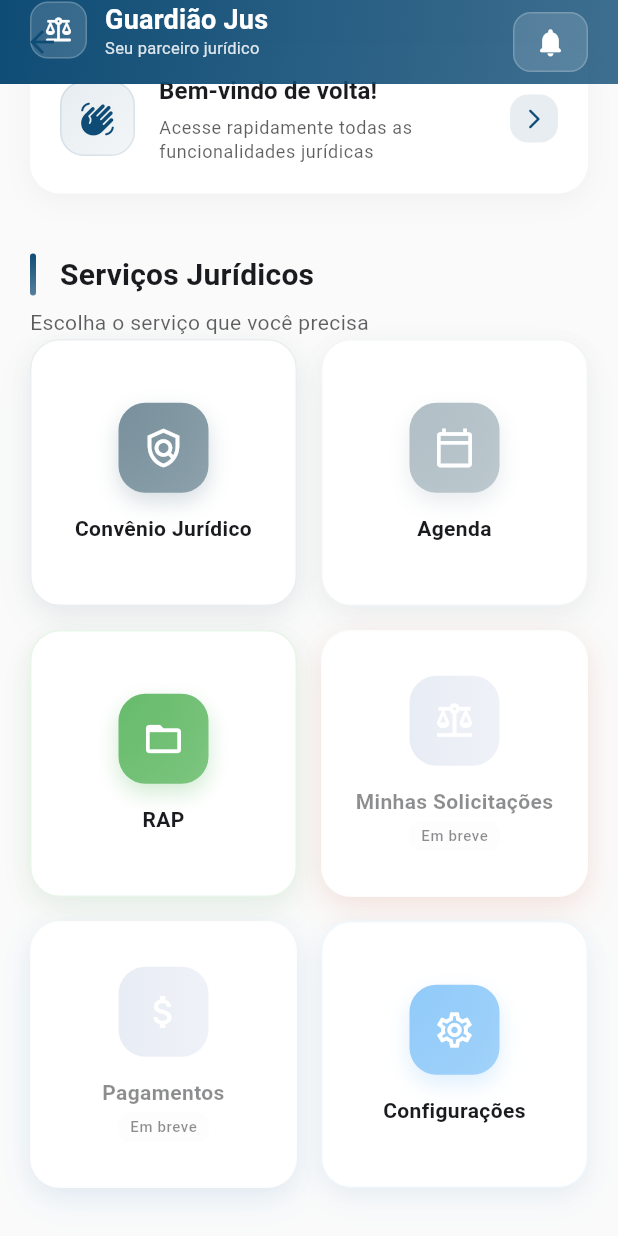
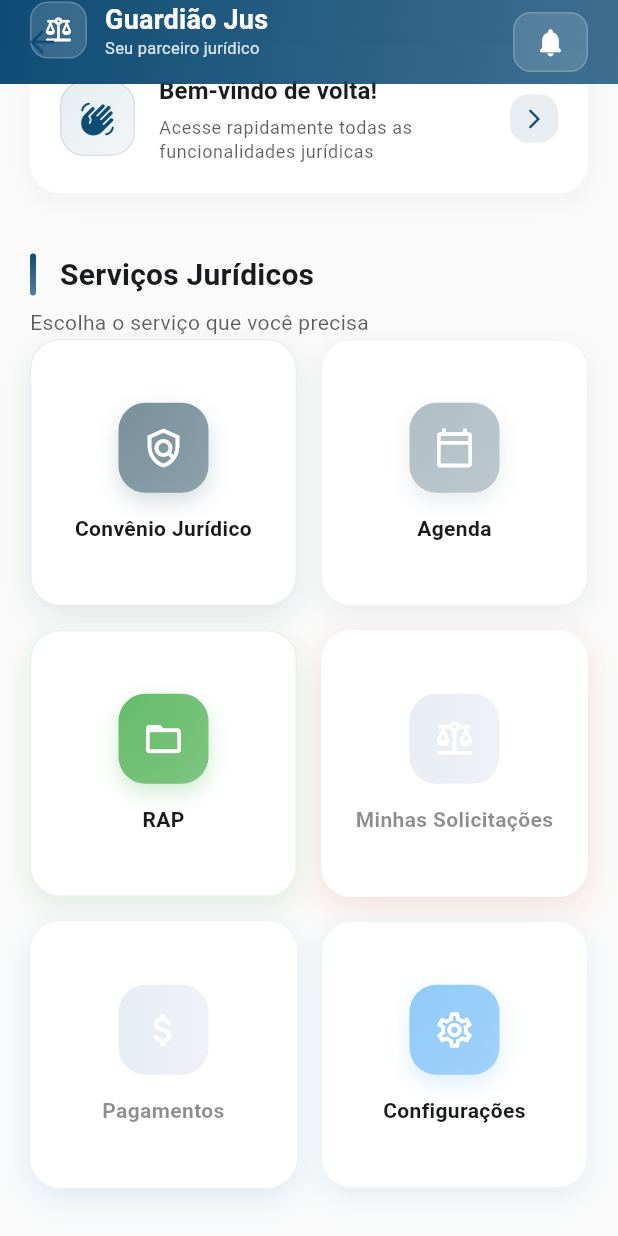
Before and after one commit to robertselddondias/guardiao-jus, a Flutter app: the HomeScreen screen opened directly, scrolled down 99 dp, on a phone screen of 412 x 824 dp. Run offline on Flutter 3.47's test engine with Material 3 defaults, Android fonts, the phone set to English and light mode, and no system bars; our stand-ins replace cached_network_image, cloud_firestore, country_code_picker, dio, file_picker, firebase_analytics and 21 more; missing offline and left inert: firebase_app_check, flutter_progressive_image, syncfusion_flutter_pdfviewer; accounts and stored records are empty; project files that could hold a hidden picture were left out.

Commit message:
processo e rap

```diff
--- a/lib/ui/home_screen.dart
+++ b/lib/ui/home_screen.dart
@@ -498,24 +498,6 @@ class HomeScreen extends StatelessWidget {
                         maxLines: 2,
                         overflow: TextOverflow.ellipsis,
                       ),
-                      if (!isEnabled) ...[
-                        const SizedBox(height: 4),
-                        Container(
-                          padding: const EdgeInsets.symmetric(horizontal: 8, vertical: 2),
-                          decoration: BoxDecoration(
-                            color: theme.colorScheme.outline.withOpacity(0.1),
-                            borderRadius: BorderRadius.circular(8),
-                          ),
-                          child: Text(
-                            'Em breve',
-                            style: theme.textTheme.bodySmall?.copyWith(
-                              color: theme.colorScheme.onSurface.withOpacity(0.5),
-                              fontSize: 10,
-                              fontWeight: FontWeight.w500,
-                            ),
-                          ),
-                        ),
-                      ],
                     ],
                   ),
                 ),
```
